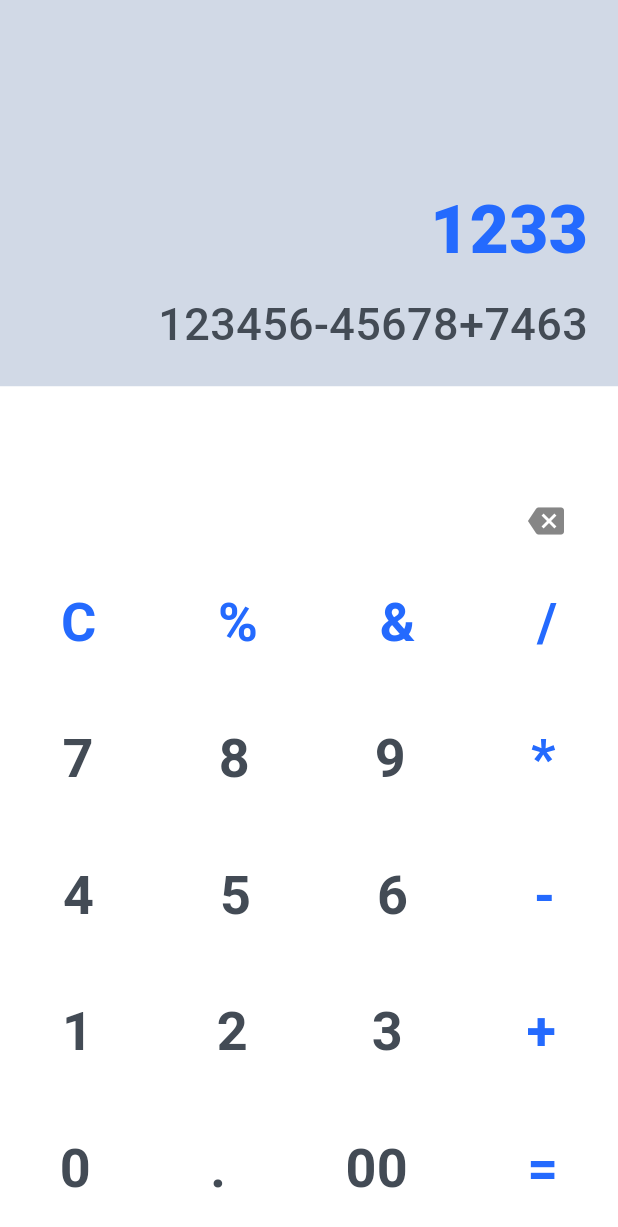
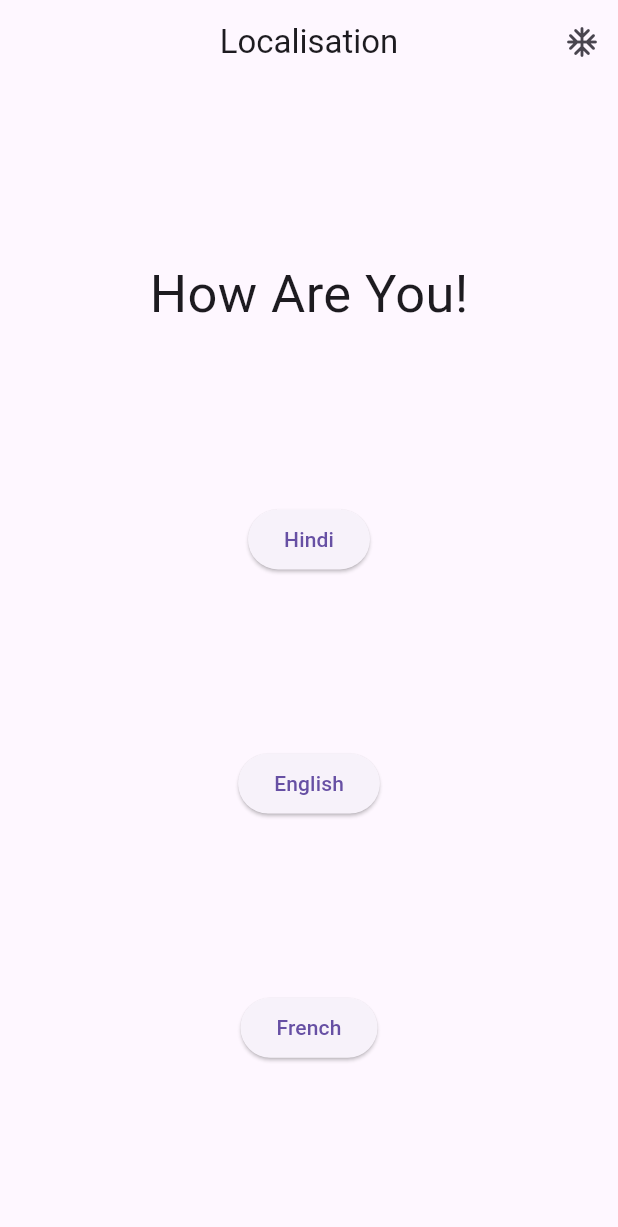
Before and after one commit to achaudhary591/FLutter_GetX_Revisiting, a Flutter app: the screen it shows after launch, on a phone screen of 412 x 824 dp. Shown: the top 1227 px of the screen. Run offline on Flutter 3.47's test engine with Material 2 defaults, Android fonts, the phone set to English and light mode, and no system bars; our stand-ins replace get, hive, hive_flutter, math_expressions; accounts and stored records are empty.

Commit message:
completed localisation / internationalisation through GETX

```diff
--- a/lib/components/my_button.dart
+++ b/lib/components/my_button.dart
@@ -13,7 +13,6 @@ class MyButton extends StatelessWidget {
   Widget build(BuildContext context) {
     CalculatorController calculatorController = Get.put(CalculatorController());
     return InkWell(
-      splashColor: Colors.greenAccent,
       onTap: (){
         calculatorController.onPress(btnName);
       },
--- a/lib/home_page.dart
+++ b/lib/home_page.dart
@@ -1,21 +1,24 @@
 import 'package:flutter/material.dart';
+import 'package:get/get.dart';
 import 'package:getx_revisiting/components/my_button.dart';
 import 'package:getx_revisiting/config/colors.dart';
+import 'package:getx_revisiting/controller/calculator_controller.dart';
 
 class HomePage extends StatelessWidget {
   const HomePage({Key? key}) : super(key: key);
 
   @override
   Widget build(BuildContext context) {
+    CalculatorController calculatorController = Get.put(CalculatorController());
     return Scaffold(
       body: SafeArea(
         child: Column(
           children: [
             Expanded(
-              flex: 5,
+              flex: 6,
               child: Container(
                 padding: const EdgeInsets.all(20),
-                child: const Row(
+                child: Row(
                   mainAxisAlignment: MainAxisAlignment.end,
                   children: [
                     Column(
@@ -24,29 +27,38 @@ class HomePage extends StatelessWidget {
                       children: [
                         Row(
                           children: [
-                            Text(
-                              '1233',
-                              style: TextStyle(
+                            Obx(() {
+                              if(calculatorController.outputValue.value == 0.0){
+                                return SizedBox();
+                              }
+                              else{
+                                return Text(
+                                  '${calculatorController.outputValue.value}',
+                                  style: const TextStyle(
                                     color: buttonColor,
                                     fontSize: 45,
                                     fontWeight: FontWeight.w900,
                                   ),
-                            ),
+                                );
+                              }
+                            }),
                           ],
                         ),
-                        SizedBox(
+                        const SizedBox(
                           height: 10,
                         ),
                         Row(
                           children: [
-                            Text(
-                              '123456-45678+7463',
-                              style: TextStyle(
+                            Obx(() {
+                              return Text(
+                                calculatorController.inputValue.value,
+                                style: const TextStyle(
                                   color: textColor,
-                                fontSize: 30,
+                                  fontSize: 25,
                                   fontWeight: FontWeight.w500,
                                 ),
-                            ),
+                              );
+                            }),
                           ],
                         ),
                       ],
@@ -56,49 +68,33 @@ class HomePage extends StatelessWidget {
               ),
             ),
             Expanded(
-              flex: 11,
+              flex: 10,
               child: Container(
                 color: whiteColor,
-                child: const Column(
+                child: Column(
                   mainAxisAlignment: MainAxisAlignment.end,
                   children: [
                     Row(
-                      mainAxisAlignment: MainAxisAlignment.end,
-                      children: [
-                        Icon(
-                          Icons.backspace,
-                          color: labelColor,
-                        ),
-                        SizedBox(
-                          width: 36,
-                        )
-                      ],
-                    ),
-                    SizedBox(
-                      height: 10,
-                    ),
-                    Row(
                       mainAxisAlignment: MainAxisAlignment.spaceAround,
                       children: [
-                        MyButton(
+                        const MyButton(
                           btnName: 'C',
                           isFunction: true,
                         ),
-                        MyButton(
+                        const MyButton(
                           btnName: '%',
                           isFunction: true,
                         ),
-                        MyButton(
-                          btnName: '&',
-                          isFunction: true,
-                        ),
-                        MyButton(
+                        const MyButton(
                           btnName: '/',
                           isFunction: true,
                         ),
+                        IconButton(
+                          onPressed: () {}, icon: const Icon(Icons.backspace),
+                        ),
                       ],
                     ),
-                    Row(
+                    const Row(
                       mainAxisAlignment: MainAxisAlignment.spaceAround,
                       children: [
                         MyButton(
@@ -116,7 +112,7 @@ class HomePage extends StatelessWidget {
                         ),
                       ],
                     ),
-                    Row(
+                    const Row(
                       mainAxisAlignment: MainAxisAlignment.spaceAround,
                       children: [
                         MyButton(
@@ -134,7 +130,7 @@ class HomePage extends StatelessWidget {
                         ),
                       ],
                     ),
-                    Row(
+                    const Row(
                       mainAxisAlignment: MainAxisAlignment.spaceAround,
                       children: [
                         MyButton(
@@ -152,7 +148,7 @@ class HomePage extends StatelessWidget {
                         ),
                       ],
                     ),
-                    Row(
+                    const Row(
                       mainAxisAlignment: MainAxisAlignment.spaceAround,
                       children: [
                         MyButton(
--- /dev/null
+++ b/lib/localisation/lang_controller.dart
@@ -0,0 +1,10 @@
+import 'package:flutter/material.dart';
+import 'package:get/get.dart';
+
+class LangController extends GetxController{
+
+  changeLocale(String langCode, String countryCode) {
+    var locale = Locale(langCode, countryCode);
+    Get.updateLocale(locale);
+  }
+}
--- /dev/null
+++ b/lib/localisation/lang_view.dart
@@ -0,0 +1,70 @@
+import 'package:flutter/material.dart';
+import 'package:get/get.dart';
+import 'package:getx_revisiting/localisation/lang_controller.dart';
+import 'package:getx_revisiting/localisation/strings.dart';
+import 'package:getx_revisiting/main.dart';
+
+import '../home_page.dart';
+
+class LangView extends StatelessWidget {
+  LangView({Key? key}) : super(key: key);
+
+  var controller = Get.put(LangController());
+
+  @override
+  Widget build(BuildContext context) {
+    return GetMaterialApp(
+      debugShowCheckedModeBanner: false,
+      translations: Strings(),
+      locale: const Locale('en', 'US'),
+      fallbackLocale: const Locale('en', 'US'),
+      theme: ThemeData(useMaterial3: true),
+      home: Scaffold(
+        appBar: AppBar(
+          title: const Text('Localisation'),
+          centerTitle: true,
+          actions: [
+            IconButton(
+              onPressed: () {
+                Get.to(const HomePage());
+              },
+              icon: const Icon(Icons.ac_unit_rounded),
+            ),
+          ],
+        ),
+        body: Center(
+          child: Column(
+            mainAxisAlignment: MainAxisAlignment.spaceEvenly,
+            crossAxisAlignment: CrossAxisAlignment.center,
+            children: [
+              Text(
+                'How Are You!'.tr,
+                style: const TextStyle(
+                  fontSize: 35,
+                ),
+              ),
+              ElevatedButton(
+                onPressed: () {
+                  controller.changeLocale('hi', 'IN');
+                },
+                child: const Text('Hindi'),
+              ),
+              ElevatedButton(
+                onPressed: () {
+                  controller.changeLocale('en', 'US');
+                },
+                child: const Text('English'),
+              ),
+              ElevatedButton(
+                onPressed: () {
+                  controller.changeLocale('fr', 'FR');
+                },
+                child: const Text('French'),
+              ),
+            ],
+          ),
+        ),
+      ),
+    );
+  }
+}
--- /dev/null
+++ b/lib/localisation/strings.dart
@@ -0,0 +1,12 @@
+import 'package:get/get.dart';
+
+class Strings extends Translations {
+  @override
+  // TODO: implement keys
+  Map<String, Map<String, String>> get keys => {
+    'en_US' : {'How Are You!' : 'How Are You !'},
+    'hi_IN' : {'How Are You!' : 'आप कैसे हैं!'},
+    'fr_FR' : {'How Are You!' : 'Comment allez-vous!'},
+  };
+
+}
--- a/lib/main.dart
+++ b/lib/main.dart
@@ -5,11 +5,12 @@ import 'package:hive/hive.dart';
 import 'package:hive_flutter/hive_flutter.dart';
 
 import 'home_page.dart';
+import 'localisation/lang_view.dart';
 
 void main() async {
   await Hive.initFlutter();
   await Hive.openBox('DB');
-  runApp(const MyApp());
+  runApp(LangView());
 }
 
 class MyApp extends StatelessWidget {
```
Also changed, not shown: lib/controller/calculator_controller.dart (+42 -2 lines). Lines whose indentation alone changed are shown as unchanged.
